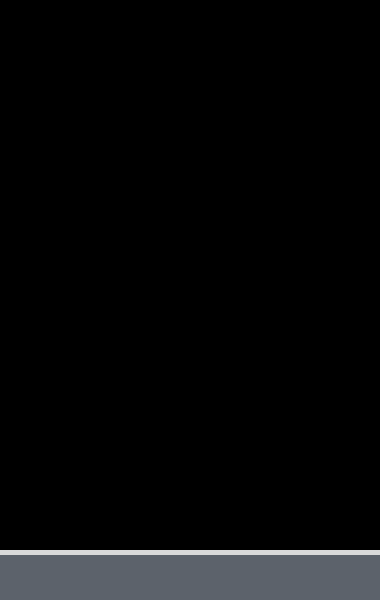
Old version of the form common/mainwindow.ui in the repository iSpaxer/Spaxer.
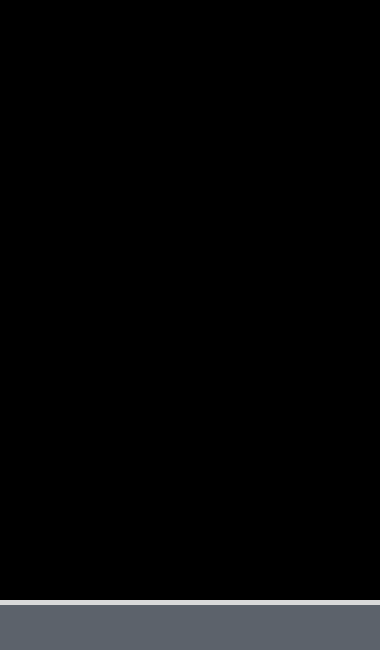
New version of the form. Icons and pictures are not drawn.

Commit message: Обновление UI

Diff of the .ui file:
```diff
--- a/common/mainwindow.ui
+++ b/common/mainwindow.ui
@@ -7,7 +7,7 @@
     <x>0</x>
     <y>0</y>
     <width>380</width>
-    <height>600</height>
+    <height>650</height>
    </rect>
   </property>
   <property name="minimumSize">
@@ -18,8 +18,8 @@
   </property>
   <property name="maximumSize">
    <size>
-    <width>380</width>
-    <height>600</height>
+    <width>16777215</width>
+    <height>16777215</height>
    </size>
   </property>
   <property name="windowTitle">
@@ -35,7 +35,7 @@
    <property name="styleSheet">
     <string notr="true">background: #d9d9d9</string>
    </property>
-   <layout class="QVBoxLayout" name="verticalLayout" stretch="0,1">
+   <layout class="QVBoxLayout" name="verticalLayout" stretch="0,0">
     <property name="spacing">
      <number>0</number>
     </property>
@@ -53,6 +53,12 @@
     </property>
     <item>
      <widget class="QStackedWidget" name="stackedWidget">
+      <property name="minimumSize">
+       <size>
+        <width>0</width>
+        <height>0</height>
+       </size>
+      </property>
       <property name="styleSheet">
        <string notr="true">background: black</string>
       </property>
```
The commit also changes 3 other files.
